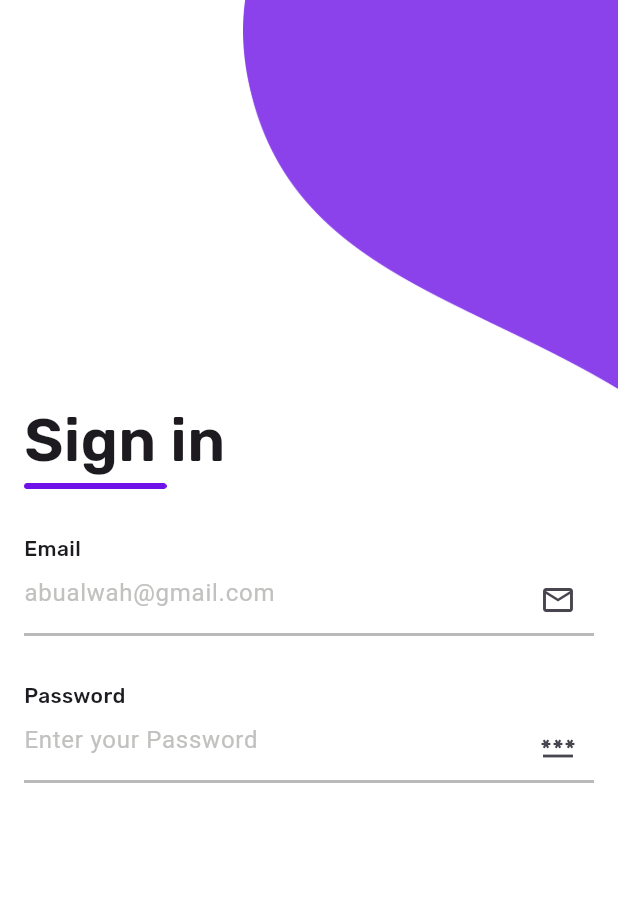
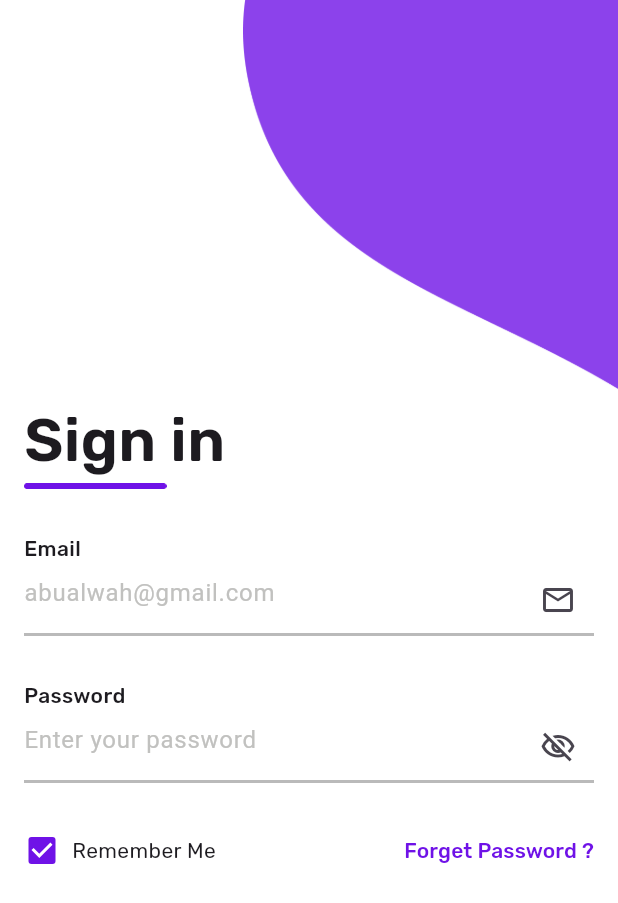
Before and after one commit to AbuAlwah/flutter-login-ui, a Flutter app: the screen it shows after launch, after a tap on "Continue", on a phone screen of 412 x 824 dp. Shown: the top 903 px of the screen. Run offline on Flutter 3.47's test engine with Material 3 defaults, Android fonts, the phone set to English and light mode, and no system bars; our stand-ins replace gap, google_fonts.

Commit message:
Enhance Signin screen with improved password field and added 'Remember Me' checkbox

```diff
--- a/lib/Screens/signin.dart
+++ b/lib/Screens/signin.dart
@@ -41,8 +41,53 @@ class Signin extends StatelessWidget {
           Gap(5),
           CustomTextFiled(
             name: 'Password',
-            hintText: 'Enter your Password',
-            suffixIcon: Icons.password_outlined,
+            hintText: 'Enter your password',
+            suffixIcon: Icons.visibility_off_outlined,
+          ),
+
+          Padding(
+            padding: EdgeInsetsGeometry.symmetric(
+              horizontal: 16.0,
+              vertical: 8.0,
+            ),
+            child: Row(
+              mainAxisAlignment: MainAxisAlignment.spaceBetween,
+              children: [
+                Row(
+                  children: [
+                    SizedBox(
+                      height: 24,
+                      width: 24,
+                      child: Checkbox(
+                        value: true,
+                        onChanged: (value) {},
+                        activeColor: const Color(0xFF6F12E7),
+                      ),
+                    ),
+                    const SizedBox(width: 8),
+                    Text('Remember Me', style: GoogleFonts.rubik()),
+                  ],
+                ),
+                TextButton(
+                  onPressed: () {},
+                  style: TextButton.styleFrom(
+                    padding: EdgeInsets.zero,
+                    minimumSize: Size.zero,
+                    tapTargetSize: MaterialTapTargetSize.shrinkWrap,
+                  ),
+                  child: Text(
+                    'Forget Password ?',
+                    style: GoogleFonts.rubik(
+                      textStyle: TextStyle(
+                        fontWeight: FontWeight.w500,
+                        fontSize: 14,
+                        color: Color(0xFF6F12E7)
+                      ),
+                    ),
+                  ),
+                ),
+              ],
+            ),
           ),
         ],
       ),
--- a/lib/Widgets/CustomTextFiled.dart
+++ b/lib/Widgets/CustomTextFiled.dart
@@ -37,7 +37,7 @@ class CustomTextFiled extends StatelessWidget {
           padding: const EdgeInsets.symmetric(horizontal: 16),
           child: TextField(
             decoration: InputDecoration(
-              suffixIcon: suffixIcon != null ? Icon(suffixIcon) : null,
+              suffixIcon: Icon(suffixIcon),
               hintText: hintText,
               hintStyle: TextStyle(
                 color: const Color.fromARGB(255, 193, 193, 191),
--- a/lib/main.dart
+++ b/lib/main.dart
@@ -1,5 +1,4 @@
 import 'package:flutter/material.dart';
-import 'package:simple_login_app/Screens/signin.dart';
 import 'package:simple_login_app/Screens/welcom.dart';
 
 void main() {
```
